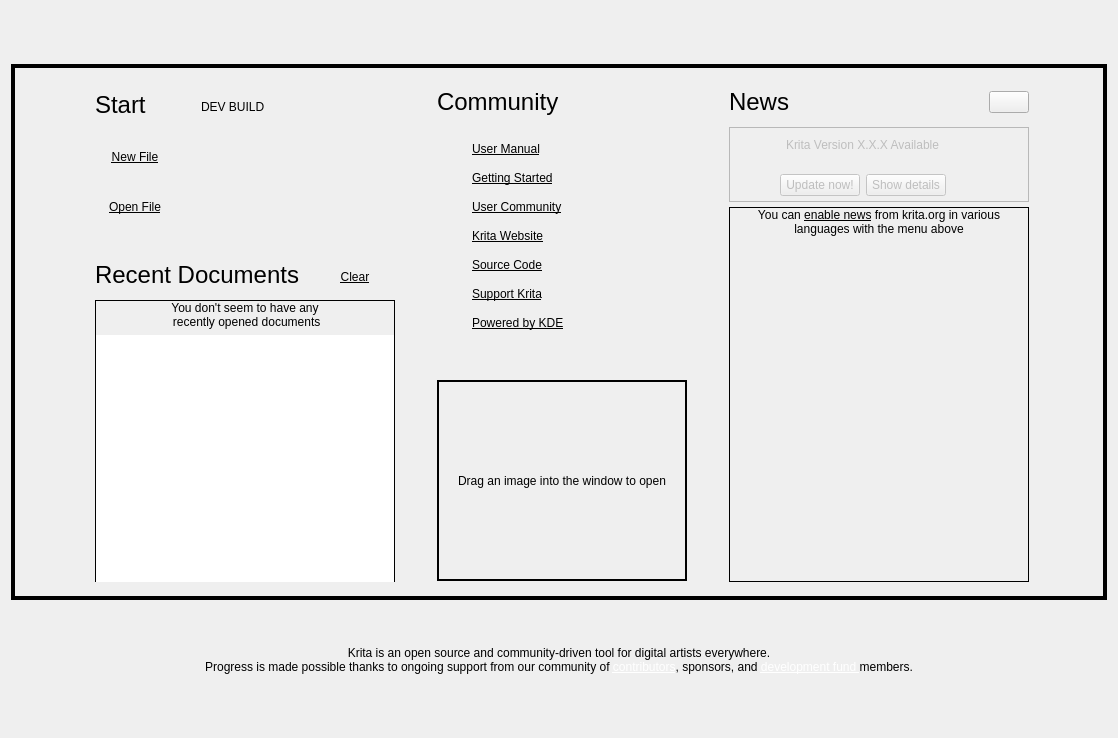
The window that libs/ui/forms/KisWelcomePage.ui (KDE/krita) describes before a commit, drawn with Qt 5.
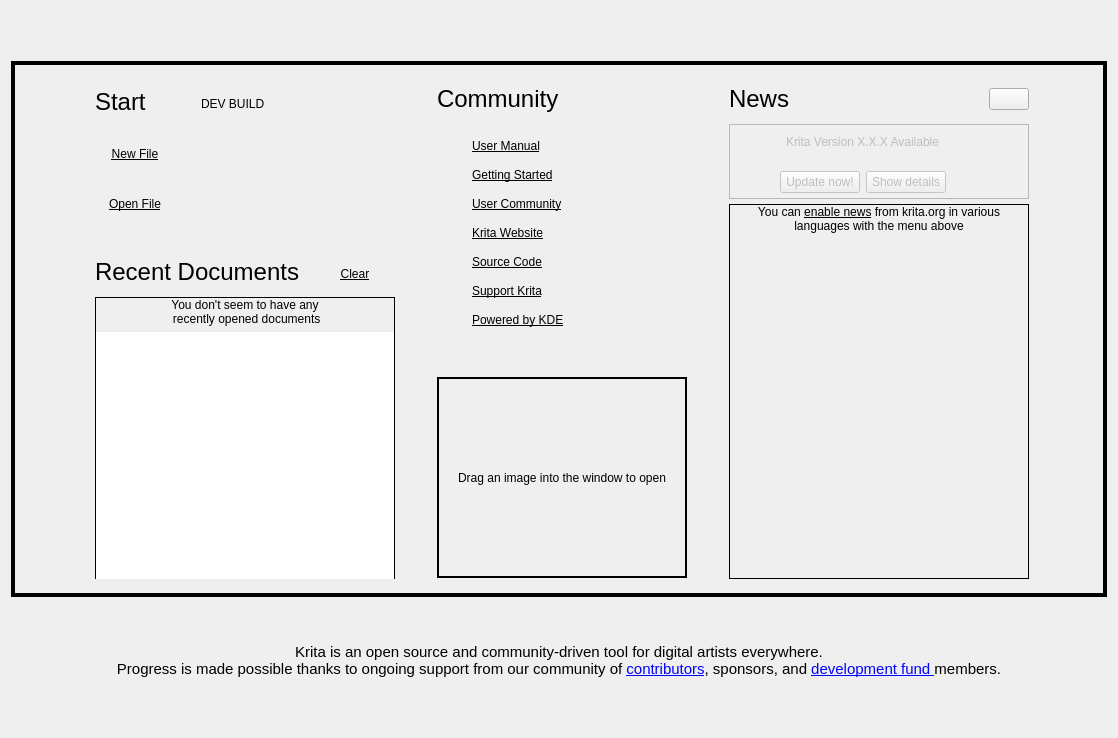
The same window after the commit. Custom widgets are drawn as their Qt base class.

Commit message:
Remove explicit style and set wordwrap on
BUG:436684

What changed in the file:
```diff
--- a/libs/ui/forms/KisWelcomePage.ui
+++ b/libs/ui/forms/KisWelcomePage.ui
@@ -1831,11 +1831,18 @@
    <item>
     <widget class="QLabel" name="label">
      <property name="text">
-      <string>&lt;html&gt;&lt;head/&gt;&lt;body&gt;&lt;p&gt;Krita is an open source and community-driven tool for digital artists everywhere.&lt;br/&gt;Progress is made possible thanks to ongoing support from our community of &lt;a href=&quot;https://docs.krita.org/en/contributors_manual.html&quot;&gt;&lt;span style=&quot; text-decoration: underline; color:#FFFFFF;&quot;&gt;contributors&lt;/span&gt;&lt;/a&gt;, sponsors, and &lt;a href=&quot;https://fund.krita.org/&quot;&gt;&lt;span style=&quot; text-decoration: underline; color:#FFFFFF;&quot;&gt;development fund &lt;/span&gt;&lt;/a&gt;members.&lt;/p&gt;&lt;/body&gt;&lt;/html&gt;</string>
+      <string>&lt;!DOCTYPE HTML PUBLIC &quot;-//W3C//DTD HTML 4.0//EN&quot; &quot;http://www.w3.org/TR/REC-html40/strict.dtd&quot;&gt;
+&lt;html&gt;&lt;head&gt;&lt;meta name=&quot;qrichtext&quot; content=&quot;1&quot; /&gt;&lt;style type=&quot;text/css&quot;&gt;
+p, li { white-space: pre-wrap; }
+&lt;/style&gt;&lt;/head&gt;&lt;body style=&quot; font-family:'Noto Sans'; font-size:11pt; font-weight:400; font-style:normal;&quot;&gt;
+&lt;p style=&quot; margin-top:12px; margin-bottom:12px; margin-left:0px; margin-right:0px; -qt-block-indent:0; text-indent:0px;&quot;&gt;Krita is an open source and community-driven tool for digital artists everywhere.&lt;br /&gt;Progress is made possible thanks to ongoing support from our community of &lt;a href=&quot;https://docs.krita.org/en/contributors_manual.html&quot;&gt;contributors&lt;/a&gt;, sponsors, and &lt;a href=&quot;https://fund.krita.org/&quot;&gt;development fund &lt;/a&gt;members.&lt;/p&gt;&lt;/body&gt;&lt;/html&gt;</string>
      </property>
      <property name="alignment">
       <set>Qt::AlignCenter</set>
      </property>
+     <property name="wordWrap">
+      <bool>true</bool>
+     </property>
      <property name="openExternalLinks">
       <bool>true</bool>
      </property>
```
